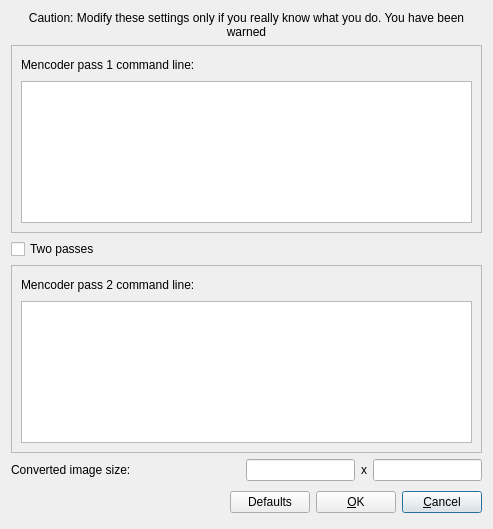
The window that GUI/Preferences.ui (willfurnass/video4fuze) describes before a commit, drawn with Qt 5.
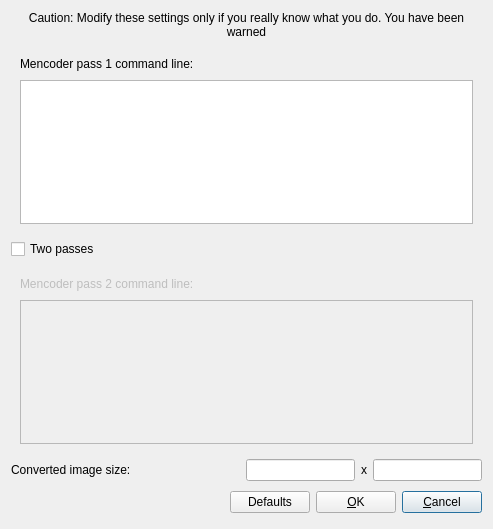
The same window after the commit. Icons and pictures are not drawn.

What changed in the file:
```diff
--- a/GUI/Preferences.ui
+++ b/GUI/Preferences.ui
@@ -40,10 +40,10 @@
       <bool>true</bool>
      </property>
      <property name="frameShape">
-      <enum>QFrame::StyledPanel</enum>
+      <enum>QFrame::NoFrame</enum>
      </property>
      <property name="frameShadow">
-      <enum>QFrame::Raised</enum>
+      <enum>QFrame::Plain</enum>
      </property>
      <layout class="QVBoxLayout" name="verticalLayout">
       <item>
@@ -110,13 +110,13 @@
    <item>
     <widget class="QFrame" name="frame">
      <property name="enabled">
-      <bool>true</bool>
+      <bool>false</bool>
      </property>
      <property name="frameShape">
-      <enum>QFrame::StyledPanel</enum>
+      <enum>QFrame::NoFrame</enum>
      </property>
      <property name="frameShadow">
-      <enum>QFrame::Raised</enum>
+      <enum>QFrame::Plain</enum>
      </property>
      <layout class="QVBoxLayout" name="verticalLayout_2">
       <item>
```
Left out of the diff: 20 changed lines with no effect on the pictures.
